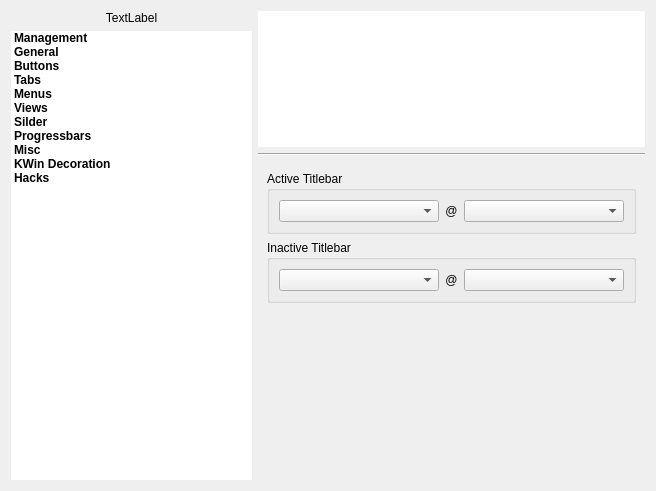
deiv/bespin-pkg, file config/config.ui: the form before one commit.
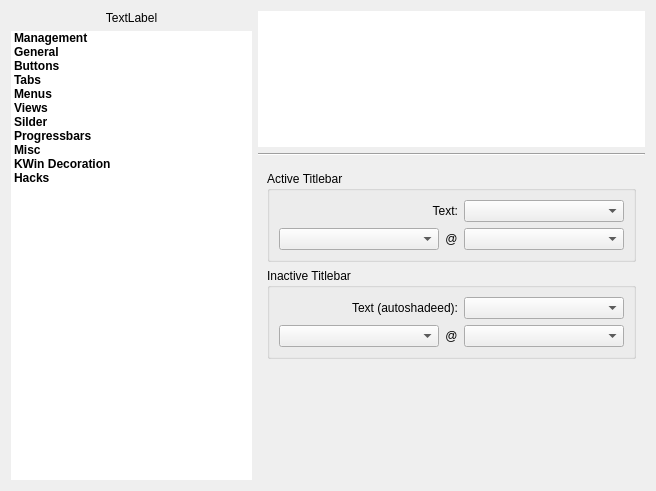
The form after the commit. The open tabs and pages were chosen to show the change.

Commit message: added some config options

What changed in the file:
```diff
--- a/config/config.ui
+++ b/config/config.ui
@@ -1738,7 +1738,20 @@
           <string>Active Titlebar</string>
          </property>
          <layout class="QGridLayout" name="gridLayout_7" >
-          <item row="0" column="0" >
+          <item row="0" column="0" colspan="2" >
+           <widget class="QLabel" name="label_9" >
+            <property name="text" >
+             <string>Text:</string>
+            </property>
+            <property name="alignment" >
+             <set>Qt::AlignRight|Qt::AlignTrailing|Qt::AlignVCenter</set>
+            </property>
+           </widget>
+          </item>
+          <item row="0" column="2" >
+           <widget class="QComboBox" name="kwinActiveText" />
+          </item>
+          <item row="1" column="0" >
            <widget class="QComboBox" name="kwinActiveGrad" >
             <property name="sizePolicy" >
              <sizepolicy vsizetype="Fixed" hsizetype="Preferred" >
@@ -1748,7 +1761,7 @@
             </property>
            </widget>
           </item>
-          <item row="0" column="1" >
+          <item row="1" column="1" >
            <widget class="QLabel" name="label_22" >
             <property name="sizePolicy" >
              <sizepolicy vsizetype="Preferred" hsizetype="Minimum" >
@@ -1764,7 +1777,7 @@
             </property>
            </widget>
           </item>
-          <item row="0" column="2" >
+          <item row="1" column="2" >
            <widget class="QComboBox" name="kwinActiveRole" >
             <property name="sizePolicy" >
              <sizepolicy vsizetype="Fixed" hsizetype="Preferred" >
@@ -1783,7 +1796,20 @@
           <string>Inactive Titlebar</string>
          </property>
          <layout class="QGridLayout" name="gridLayout_14" >
-          <item row="0" column="0" >
+          <item row="0" column="0" colspan="2" >
+           <widget class="QLabel" name="label_4" >
+            <property name="text" >
+             <string>Text (autoshadeed):</string>
+            </property>
+            <property name="alignment" >
+             <set>Qt::AlignRight|Qt::AlignTrailing|Qt::AlignVCenter</set>
+            </property>
+           </widget>
+          </item>
+          <item row="0" column="2" >
+           <widget class="QComboBox" name="kwinInactiveText" />
+          </item>
+          <item row="1" column="0" >
            <widget class="QComboBox" name="kwinInactiveGrad" >
             <property name="sizePolicy" >
              <sizepolicy vsizetype="Fixed" hsizetype="Preferred" >
@@ -1793,7 +1819,7 @@
             </property>
            </widget>
           </item>
-          <item row="0" column="1" >
+          <item row="1" column="1" >
            <widget class="QLabel" name="label_23" >
             <property name="sizePolicy" >
              <sizepolicy vsizetype="Preferred" hsizetype="Minimum" >
@@ -1815,7 +1841,7 @@
             </property>
            </widget>
           </item>
-          <item row="0" column="2" >
+          <item row="1" column="2" >
            <widget class="QComboBox" name="kwinInactiveRole" >
             <property name="sizePolicy" >
              <sizepolicy vsizetype="Fixed" hsizetype="Preferred" >
```
Left out of the diff: 2 changed lines with no effect on the pictures. The commit also changes 11 other files.
